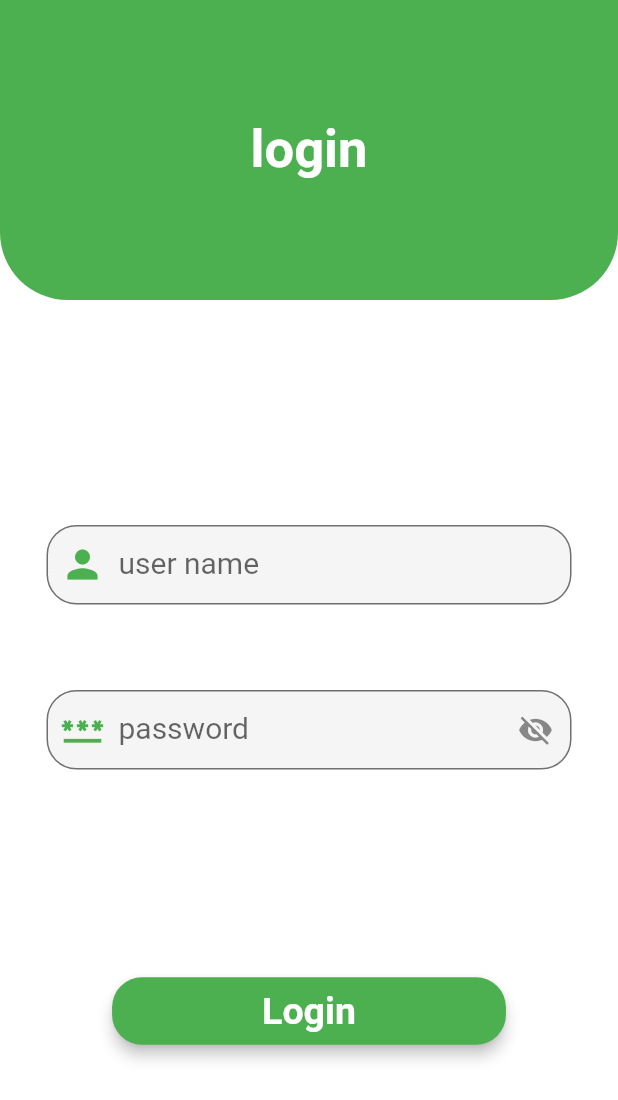
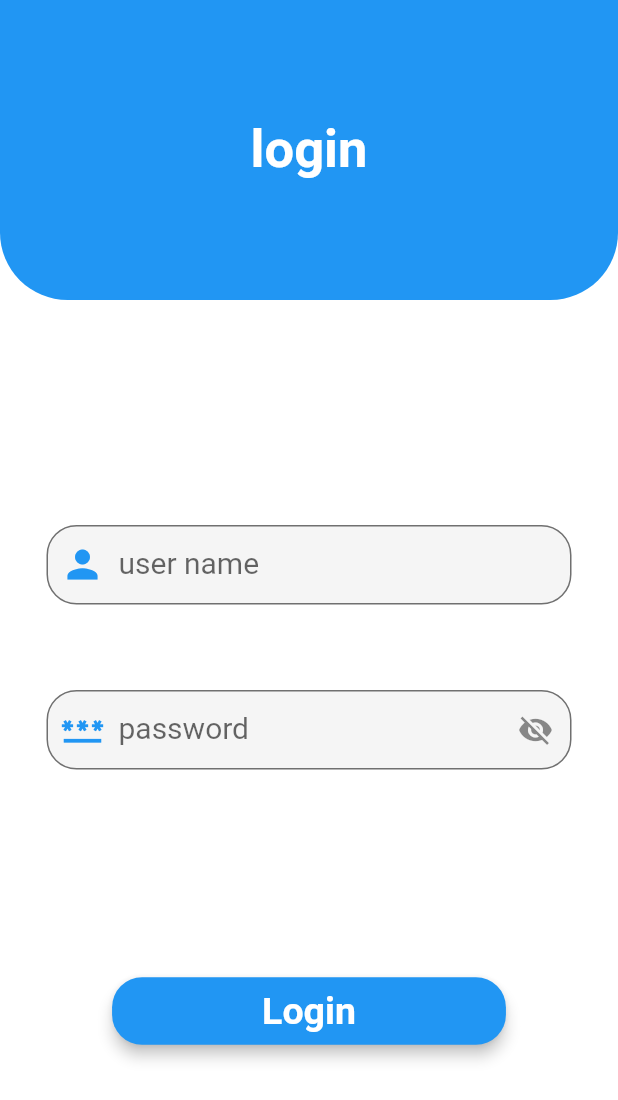
Before and after one commit to niloofar1383n/login_api, a Flutter app: the screen it shows after launch, on a phone screen of 412 x 824 dp. Shown: the top 1100 px of the screen. Run offline on Flutter 3.47's test engine with Material 3 defaults, Android fonts, the phone set to English and light mode, and no system bars; our stand-ins replace shared_preferences; Roboto replaces fonts that are missing (font1).

Commit message:
Login and product list

```diff
--- a/lib/pages/login_page.dart
+++ b/lib/pages/login_page.dart
@@ -1,6 +1,7 @@
 import 'package:flutter/material.dart';
 import 'dart:convert' as convert;
 import 'package:http/http.dart' as http;
+import 'package:login_api/pages/productListpage.dart';
 import 'package:login_api/pages/user_page.dart';
 import 'package:shared_preferences/shared_preferences.dart';
 
@@ -27,7 +28,7 @@ class _loginpageState extends State<loginpage> {
               width: double.infinity,
               height: 200,
               decoration: BoxDecoration(
-                color: Colors.green,
+                color: Colors.blue,
                 borderRadius: BorderRadius.vertical(
                   bottom: Radius.circular(45),
                 ),
@@ -37,6 +38,7 @@ class _loginpageState extends State<loginpage> {
                 child: Text(
                   "login",
                   style: TextStyle(
+                    fontFamily: 'font1',
                     color: Colors.white,
                     fontSize: 35,
                     fontWeight: FontWeight.bold,
@@ -68,7 +70,7 @@ class _loginpageState extends State<loginpage> {
                         errorMaxLines: 2,
                         prefixIcon: Icon(
                           Icons.person,
-                          color: Colors.green,
+                          color: Colors.blue,
                           size: 30,
                         ),
                         fillColor: Colors.black12.withAlpha(10),
@@ -81,7 +83,7 @@ class _loginpageState extends State<loginpage> {
                         ),
                         focusedBorder: OutlineInputBorder(
                           borderRadius: BorderRadius.circular(20),
-                          borderSide: BorderSide(color: Colors.green, width: 3),
+                          borderSide: BorderSide(color: Colors.blue, width: 3),
                         ),
                         focusedErrorBorder: OutlineInputBorder(
                           borderRadius: BorderRadius.circular(20),
@@ -106,7 +108,7 @@ class _loginpageState extends State<loginpage> {
                       decoration: InputDecoration(
                         prefixIcon: Icon(
                           Icons.password,
-                          color: Colors.green,
+                          color: Colors.blue,
                           size: 30,
                         ),
                         suffixIcon: IconButton(
@@ -129,7 +131,7 @@ class _loginpageState extends State<loginpage> {
                         ),
                         focusedBorder: OutlineInputBorder(
                           borderRadius: BorderRadius.circular(20),
-                          borderSide: BorderSide(color: Colors.green, width: 3),
+                          borderSide: BorderSide(color: Colors.blue, width: 3),
                         ),
                         focusedErrorBorder: OutlineInputBorder(
                           borderRadius: BorderRadius.circular(20),
@@ -151,7 +153,7 @@ class _loginpageState extends State<loginpage> {
                         right: 100,
                         left: 100,
                       ),
-                      backgroundColor: Colors.green,
+                      backgroundColor: Colors.blue,
                       elevation: 4,
                       shape: RoundedRectangleBorder(
                         borderRadius: BorderRadius.circular(20),
@@ -167,6 +169,7 @@ class _loginpageState extends State<loginpage> {
                       style: TextStyle(
                         fontSize: 25,
                         fontWeight: FontWeight.bold,
+                        fontFamily: 'font1',
                       ),
                     ),
                   ),
@@ -201,7 +204,10 @@ class _loginpageState extends State<loginpage> {
         ScaffoldMessenger.of(context).showSnackBar(
           SnackBar(
             content: Center(
-              child: Text("login successful", style: TextStyle(fontSize: 25)),
+              child: Text(
+                "login successful",
+                style: TextStyle(fontSize: 25, fontFamily: 'font1'),
+              ),
             ),
             behavior: SnackBarBehavior.floating,
             margin: EdgeInsets.all(10),
@@ -214,7 +220,10 @@ class _loginpageState extends State<loginpage> {
         ScaffoldMessenger.of(context).showSnackBar(
           SnackBar(
             content: Center(
-              child: Text("login failed", style: TextStyle(fontSize: 25)),
+              child: Text(
+                "login failed",
+                style: TextStyle(fontSize: 25, fontFamily: 'font1'),
+              ),
             ),
             behavior: SnackBarBehavior.floating,
             margin: EdgeInsets.all(10),
@@ -252,7 +261,7 @@ class _loginpageState extends State<loginpage> {
       await prefs.setString('user', convert.jsonEncode(userdata));
       Navigator.of(
         context,
-      ).push(MaterialPageRoute(builder: (context) => userpage()));
+      ).push(MaterialPageRoute(builder: (context) => productlistpage()));
     }
   }
 }
```
Also changed, not shown: lib/pages/user_page.dart (+17 -8 lines), pubspec.yaml (+4 -4 lines).
